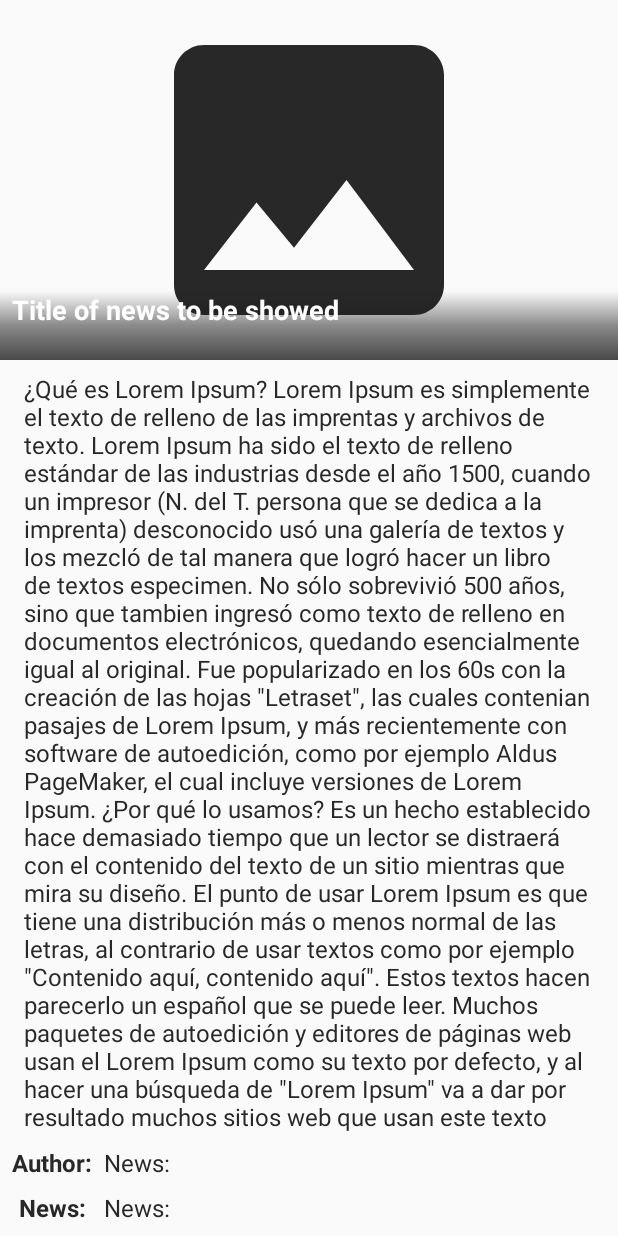
After one commit to Martindgadr/news-clean-paging-kotlin, an Android app: the layout fragment_news_detail.xml on its own in the app's theme, with its tools: preview values and no code run, on a phone screen of 412 x 824 dp. The commit adds this screen. Run offline under Robolectric (Android 15) with nearby library versions, the phone set to English and light mode, and no system bars; network calls fail.

Commit message:
Adding news details

```diff
--- a/app/src/main/AndroidManifest.xml
+++ b/app/src/main/AndroidManifest.xml
@@ -26,6 +26,11 @@
                 android:name=".ui.news.NewsActivity"
                 android:label="@string/login_screen_title">
         </activity>
+
+        <activity
+                android:name=".ui.newsdetail.NewsDetailActivity"
+                android:label="@string/login_screen_title">
+        </activity>
     </application>
 
 </manifest>
--- a/app/src/main/java/com/ionnt/newscleanarchkotlin/commons/di/modules/ActivityModule.kt
+++ b/app/src/main/java/com/ionnt/newscleanarchkotlin/commons/di/modules/ActivityModule.kt
@@ -3,6 +3,7 @@ package com.ionnt.newscleanarchkotlin.commons.di.modules
 import com.ionnt.newscleanarchkotlin.commons.di.annotations.ActivityScope
 import com.ionnt.newscleanarchkotlin.navigations.InitialActivity
 import com.ionnt.newscleanarchkotlin.ui.news.NewsActivity
+import com.ionnt.newscleanarchkotlin.ui.newsdetail.NewsDetailActivity
 import dagger.Module
 import dagger.android.ContributesAndroidInjector
 
@@ -19,4 +20,8 @@ abstract class ActivityModule {
     @ContributesAndroidInjector
     @ActivityScope
     abstract fun contributeInitialActivity(): InitialActivity
+
+    @ContributesAndroidInjector(modules = [(FragmentModule::class)])
+    @ActivityScope
+    abstract fun contributeNewsDetailActivity(): NewsDetailActivity
 }
--- a/app/src/main/java/com/ionnt/newscleanarchkotlin/commons/di/modules/FragmentModule.kt
+++ b/app/src/main/java/com/ionnt/newscleanarchkotlin/commons/di/modules/FragmentModule.kt
@@ -2,6 +2,7 @@ package com.ionnt.newscleanarchkotlin.commons.di.modules
 
 import com.ionnt.newscleanarchkotlin.commons.di.annotations.FragmentScope
 import com.ionnt.newscleanarchkotlin.ui.news.NewsFragment
+import com.ionnt.newscleanarchkotlin.ui.newsdetail.NewsDetailFragment
 import dagger.Module
 import dagger.android.ContributesAndroidInjector
 
@@ -14,4 +15,8 @@ abstract class FragmentModule {
     @ContributesAndroidInjector
     @FragmentScope
     abstract fun contributeMainFragment(): NewsFragment
+
+    @ContributesAndroidInjector
+    @FragmentScope
+    abstract fun contributeDetailFragment(): NewsDetailFragment
 }
--- a/app/src/main/java/com/ionnt/newscleanarchkotlin/commons/utils/Constants.kt
+++ b/app/src/main/java/com/ionnt/newscleanarchkotlin/commons/utils/Constants.kt
@@ -6,6 +6,6 @@ package com.ionnt.newscleanarchkotlin.commons.utils
 
 class Constants {
     companion object {
-        const val AUTH_HEADER_API_KEY = "your API key here" // https://newsapi.org/
+        const val AUTH_HEADER_API_KEY = "d75d4d892a7b401dbe3b11403bf603ca" // https://newsapi.org/
     }
 }
--- a/app/src/main/java/com/ionnt/newscleanarchkotlin/model/Articles.kt
+++ b/app/src/main/java/com/ionnt/newscleanarchkotlin/model/Articles.kt
@@ -1,8 +1,10 @@
 package com.ionnt.newscleanarchkotlin.model
+
+import java.io.Serializable
 
 /**
  * Created by Martin De Girolamo on 28/01/2019.
  */
 
-data class Articles(val source: Source, val title: String, val description: String, val urlToImage: String?,
-                    val publishedAt: String, val content: String)
+data class Articles(val source: Source, val author: String, val title: String, val description: String,
+                    val urlToImage: String?, val publishedAt: String, val content: String, val url: String): Serializable
--- a/app/src/main/java/com/ionnt/newscleanarchkotlin/model/Source.kt
+++ b/app/src/main/java/com/ionnt/newscleanarchkotlin/model/Source.kt
@@ -1,7 +1,9 @@
 package com.ionnt.newscleanarchkotlin.model
+
+import java.io.Serializable
 
 /**
  * Created by Martin De Girolamo on 28/01/2019.
  */
 
-data class Source(val id: String, val name: String)
+data class Source(val id: String, val name: String): Serializable
--- a/app/src/main/java/com/ionnt/newscleanarchkotlin/navigations/Navigator.kt
+++ b/app/src/main/java/com/ionnt/newscleanarchkotlin/navigations/Navigator.kt
@@ -1,7 +1,9 @@
 package com.ionnt.newscleanarchkotlin.navigations
 
 import android.content.Context
+import com.ionnt.newscleanarchkotlin.model.Articles
 import com.ionnt.newscleanarchkotlin.ui.news.NewsActivity
+import com.ionnt.newscleanarchkotlin.ui.newsdetail.NewsDetailActivity
 import javax.inject.Inject
 import javax.inject.Singleton
 
@@ -12,4 +14,6 @@ import javax.inject.Singleton
 @Singleton
 class Navigator @Inject constructor() {
     fun showMainNews(context: Context) = context.startActivity(NewsActivity.intentInstance(context))
+    fun showNewsDetail(context: Context, articles: Articles) =
+        context.startActivity(NewsDetailActivity.intentInstance(context, articles))
 }
--- a/app/src/main/java/com/ionnt/newscleanarchkotlin/ui/news/NewsActivity.kt
+++ b/app/src/main/java/com/ionnt/newscleanarchkotlin/ui/news/NewsActivity.kt
@@ -2,7 +2,6 @@ package com.ionnt.newscleanarchkotlin.ui.news
 
 import android.content.Context
 import android.content.Intent
-import android.os.Bundle
 import com.ionnt.newscleanarchkotlin.commons.base.BaseActivity
 import com.ionnt.newscleanarchkotlin.commons.base.BaseFragment
 
@@ -11,9 +10,5 @@ class NewsActivity: BaseActivity() {
         fun intentInstance(context: Context) = Intent(context, NewsActivity::class.java)
     }
 
-    override fun onCreate(savedInstanceState: Bundle?) {
-        super.onCreate(savedInstanceState)
-    }
-
     override fun fragment(): BaseFragment = NewsFragment()
 }
--- /dev/null
+++ b/app/src/main/res/drawable/smoth_black_backgound.xml
@@ -0,0 +1,10 @@
+<?xml version="1.0" encoding="utf-8"?>
+<shape xmlns:android="http://schemas.android.com/apk/res/android"
+    android:shape="rectangle">
+
+    <gradient
+        android:startColor="#CC1C1C1C"
+        android:centerColor="#801C1C1C"
+        android:endColor="#00000000"
+        android:angle="90"/>
+</shape>
--- /dev/null
+++ b/app/src/main/res/layout/fragment_news_detail.xml
@@ -0,0 +1,106 @@
+<?xml version="1.0" encoding="utf-8"?>
+<androidx.constraintlayout.widget.ConstraintLayout
+        xmlns:android="http://schemas.android.com/apk/res/android"
+        xmlns:app="http://schemas.android.com/apk/res-auto"
+        xmlns:tools="http://schemas.android.com/tools"
+        android:layout_width="match_parent"
+        android:layout_height="match_parent">
+
+    <ImageView
+            android:layout_width="0dp"
+            android:layout_height="240dp"
+            app:srcCompat="@drawable/ic_photo_black_24dp"
+            android:id="@+id/newsImageView"
+            app:layout_constraintStart_toStartOf="parent"
+            app:layout_constraintTop_toTopOf="parent"
+            app:layout_constraintEnd_toEndOf="parent"/>
+
+    <TextView
+            tools:text="Title of news to be showed"
+            android:layout_width="0dp"
+            android:layout_height="wrap_content"
+            android:paddingStart="8dp"
+            android:paddingEnd="8dp"
+            android:id="@+id/titleText"
+            android:textColor="@color/whiteText"
+            android:lines="2"
+            android:textSize="18sp"
+            android:ellipsize="end"
+            android:textStyle="bold"
+            android:background="@drawable/smoth_black_backgound"
+            app:layout_constraintBottom_toBottomOf="@+id/newsImageView"
+            app:layout_constraintStart_toStartOf="parent"
+            app:layout_constraintEnd_toEndOf="parent"
+            />
+
+    <TextView
+            tools:text="@string/textDetails"
+            android:layout_width="0dp"
+            android:layout_height="0dp"
+            android:id="@+id/descriptionText"
+            android:textColor="@color/greyText"
+            android:textSize="16sp"
+            app:layout_constraintStart_toStartOf="parent"
+            android:layout_marginStart="16dp"
+            app:layout_constraintTop_toBottomOf="@+id/newsImageView"
+            app:layout_constraintEnd_toEndOf="parent"
+            android:layout_marginEnd="16dp"
+            android:layout_marginTop="8dp"
+            android:layout_marginBottom="8dp"
+            app:layout_constraintBottom_toTopOf="@+id/textView"/>
+
+    <TextView
+            android:text="@string/author"
+            android:layout_width="wrap_content"
+            android:layout_height="wrap_content"
+            android:id="@+id/textView"
+            android:textColor="@color/greyText"
+            android:textSize="16sp"
+            android:textStyle="bold"
+            app:layout_constraintStart_toStartOf="parent"
+            android:layout_marginStart="8dp"
+            android:layout_marginBottom="8dp"
+            app:layout_constraintBottom_toTopOf="@+id/textView3"/>
+
+    <TextView
+            android:text="@string/linkNews"
+            android:layout_width="0dp"
+            android:layout_height="wrap_content"
+            android:id="@+id/authorName"
+            android:textColor="@color/greyText"
+            android:textSize="16sp"
+            app:layout_constraintStart_toEndOf="@+id/textView"
+            android:layout_marginStart="8dp"
+            app:layout_constraintEnd_toEndOf="parent"
+            android:layout_marginEnd="8dp"
+            app:layout_constraintTop_toTopOf="@+id/textView"
+            app:layout_constraintBottom_toBottomOf="@+id/textView"/>
+
+    <TextView
+            android:text="@string/linkNews"
+            android:layout_width="wrap_content"
+            android:layout_height="wrap_content"
+            android:id="@+id/textView3"
+            android:textColor="@color/greyText"
+            android:textSize="16sp"
+            android:textStyle="bold"
+            app:layout_constraintStart_toStartOf="@+id/textView"
+            app:layout_constraintEnd_toEndOf="@+id/textView"
+            android:layout_marginBottom="8dp"
+            app:layout_constraintBottom_toBottomOf="parent"/>
+
+    <TextView
+            android:text="@string/linkNews"
+            android:layout_width="0dp"
+            android:layout_height="wrap_content"
+            android:id="@+id/linkWeb"
+            android:textColor="@color/greyText"
+            android:textSize="16sp"
+            android:lines="1"
+            android:ellipsize="end"
+            app:layout_constraintEnd_toEndOf="@+id/authorName"
+            app:layout_constraintStart_toStartOf="@+id/authorName"
+            app:layout_constraintTop_toTopOf="@+id/textView3"
+            app:layout_constraintBottom_toBottomOf="@+id/textView3"/>
+
+</androidx.constraintlayout.widget.ConstraintLayout>
--- a/app/src/main/res/values/colors.xml
+++ b/app/src/main/res/values/colors.xml
@@ -5,4 +5,6 @@
     <color name="colorAccent">#607D8B</color>
 
     <color name="dark_background">#801C1C1C</color>
+    <color name="greyText">#282828</color>
+    <color name="whiteText">#ffffff</color>
 </resources>
--- a/app/src/main/res/values/strings.xml
+++ b/app/src/main/res/values/strings.xml
@@ -5,4 +5,7 @@
     <string name="newsTitle">News title here...</string>
     <string name="img_cont_desc">Image from news displayed</string>
     <string name="categoryNews">News by category</string>
+    <string name="textDetails">¿Qué es Lorem Ipsum? Lorem Ipsum es simplemente el texto de relleno de las imprentas y archivos de texto. Lorem Ipsum ha sido el texto de relleno estándar de las industrias desde el año 1500, cuando un impresor (N. del T. persona que se dedica a la imprenta) desconocido usó una galería de textos y los mezcló de tal manera que logró hacer un libro de textos especimen. No sólo sobrevivió 500 años, sino que tambien ingresó como texto de relleno en documentos electrónicos, quedando esencialmente igual al original. Fue popularizado en los 60s con la creación de las hojas \"Letraset\", las cuales contenian pasajes de Lorem Ipsum, y más recientemente con software de autoedición, como por ejemplo Aldus PageMaker, el cual incluye versiones de Lorem Ipsum.  ¿Por qué lo usamos? Es un hecho establecido hace demasiado tiempo que un lector se distraerá con el contenido del texto de un sitio mientras que mira su diseño. El punto de usar Lorem Ipsum es que tiene una distribución más o menos normal de las letras, al contrario de usar textos como por ejemplo \"Contenido aquí, contenido aquí\". Estos textos hacen parecerlo un español que se puede leer. Muchos paquetes de autoedición y editores de páginas web usan el Lorem Ipsum como su texto por defecto, y al hacer una búsqueda de \"Lorem Ipsum\" va a dar por resultado muchos sitios web que usan este texto si se encuentran en estado de desarrollo. Muchas versiones han evolucionado a través de los años.</string>
+    <string name="author">Author:</string>
+    <string name="linkNews">News:</string>
 </resources>
--- a/build.gradle
+++ b/build.gradle
@@ -1,7 +1,7 @@
 // Top-level build file where you can add configuration options common to all sub-projects/modules.
 
 buildscript {
-    ext.kotlin_version = '1.3.11'
+    ext.kotlin_version = '1.3.21'
     repositories {
         google()
         jcenter()
```
Also changed, not shown: app/src/main/java/com/ionnt/newscleanarchkotlin/ui/news/NewsFragment.kt (+8 -3 lines), app/src/main/java/com/ionnt/newscleanarchkotlin/ui/newsdetail/NewsDetailActivity.kt (added, +25 -0 lines), app/src/main/java/com/ionnt/newscleanarchkotlin/ui/newsdetail/NewsDetailFragment.kt (added, +34 -0 lines), 2 other files.
